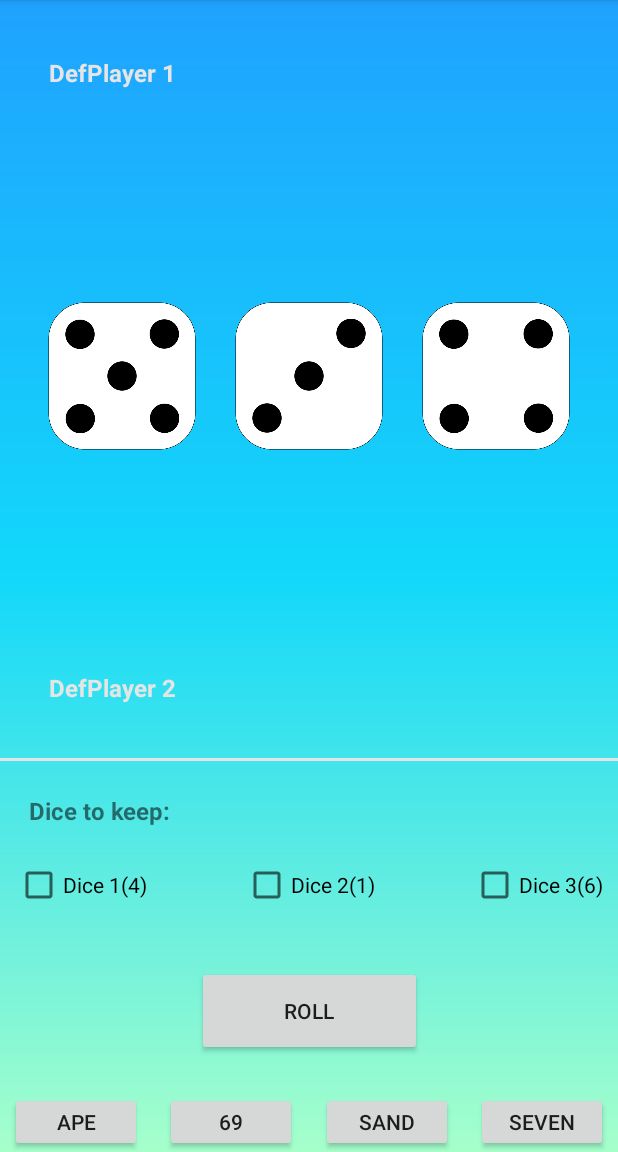
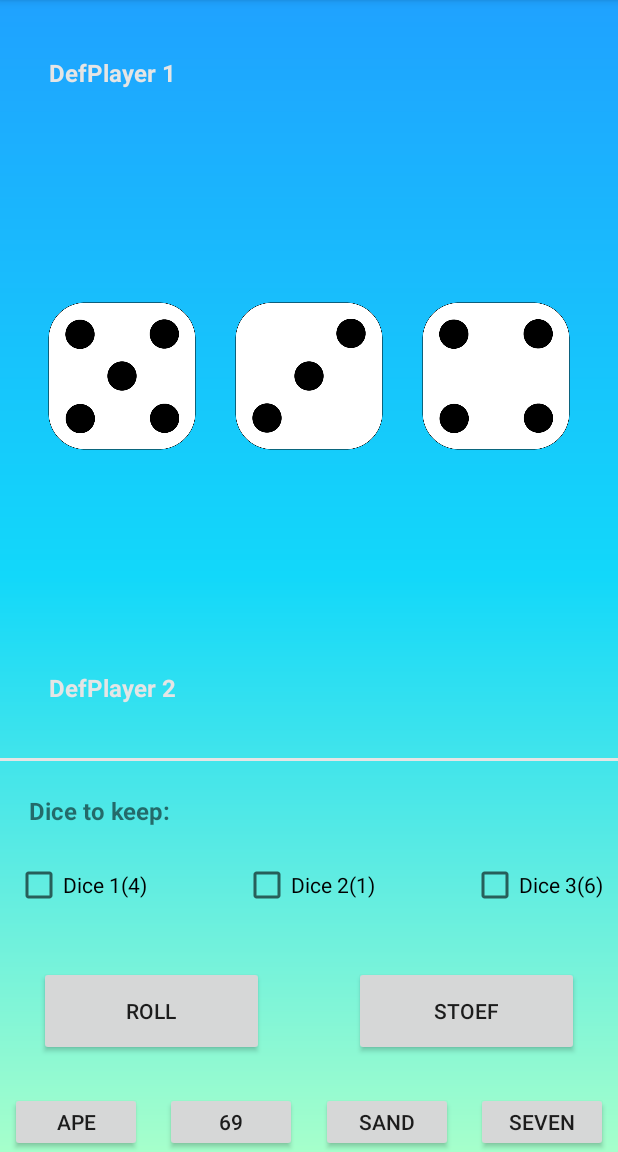
Before and after one commit to DemRossi/Pietjesbak, an Android app: the MainActivity screen opened directly, with no data from a screen before it, after a tap on "ROLL", on a phone screen of 412 x 824 dp, the part 84-1236 px from its top. Run offline under Robolectric (Android 15) with nearby library versions, the phone set to English and light mode, and no system bars.

Commit message:
Added test buttons

```diff
--- a/app/src/main/java/com/example/pietjesbak/MainActivity.java
+++ b/app/src/main/java/com/example/pietjesbak/MainActivity.java
@@ -16,7 +16,7 @@ public class MainActivity extends AppCompatActivity {
 
     private TextView ma_DisplayPlayer1;
     private TextView ma_DisplayPlayer2;
-    private Button ma_RollDicesBtn;
+    private Button ma_RollDicesBtn,ma_ApeBtn,ma_SixNineBtn, ma_SandBtn, ma_SevenBtn;
     private ImageView ma_Dice1, ma_Dice2, ma_Dice3;
     public static final Random RANDOM = new Random();
 
@@ -33,6 +33,10 @@ public class MainActivity extends AppCompatActivity {
         ma_Dice3 = (ImageView) findViewById(R.id.ma_Dice3);
 
         ma_RollDicesBtn = findViewById(R.id.ma_rollBtn);
+        ma_ApeBtn = findViewById(R.id.ma_apeBtn);
+        ma_SixNineBtn = findViewById(R.id.ma_sixNineBtn);
+        ma_SandBtn = findViewById(R.id.ma_sandBtn);
+        ma_SevenBtn = findViewById(R.id.ma_sevenBtn);
 
         Bundle playerNames = getIntent().getExtras();
 
@@ -47,9 +51,34 @@ public class MainActivity extends AppCompatActivity {
         ma_RollDicesBtn.setOnClickListener(new View.OnClickListener() {
             @Override
             public void onClick(View v) {
+                // Take random value
                 int RanDiceVal1 = randomDiceValue();
                 int RanDiceVal2 = randomDiceValue();
                 int RanDiceVal3 = randomDiceValue();
+
+                // Select dice on random value
+                int res1 = getResources().getIdentifier("dice_" + RanDiceVal1 ,
+                        "drawable", "com.example.pietjesbak");
+                int res2 = getResources().getIdentifier("dice_" + RanDiceVal2 ,
+                        "drawable", "com.example.pietjesbak");
+                int res3 = getResources().getIdentifier("dice_" + RanDiceVal3 ,
+                        "drawable", "com.example.pietjesbak");
+
+                // Draw dice
+                ma_Dice1.setImageResource(res1);
+                ma_Dice2.setImageResource(res2);
+                ma_Dice3.setImageResource(res3);
+            }
+        });
+
+
+//        START test buttons
+        ma_ApeBtn.setOnClickListener(new View.OnClickListener() {
+            @Override
+            public void onClick(View v) {
+                int RanDiceVal1 = 1;
+                int RanDiceVal2 = 1;
+                int RanDiceVal3 = 1;
 
                 int res1 = getResources().getIdentifier("dice_" + RanDiceVal1 ,
                         "drawable", "com.example.pietjesbak");
@@ -58,12 +87,67 @@ public class MainActivity extends AppCompatActivity {
                 int res3 = getResources().getIdentifier("dice_" + RanDiceVal3 ,
                         "drawable", "com.example.pietjesbak");
 
+                ma_Dice1.setImageResource(res1);
+                ma_Dice2.setImageResource(res2);
+                ma_Dice3.setImageResource(res3);
+            }
+        });
+        ma_SixNineBtn.setOnClickListener(new View.OnClickListener() {
+            @Override
+            public void onClick(View v) {
+                int RanDiceVal1 = 6;
+                int RanDiceVal2 = 5;
+                int RanDiceVal3 = 4;
+
+                int res1 = getResources().getIdentifier("dice_" + RanDiceVal1 ,
+                        "drawable", "com.example.pietjesbak");
+                int res2 = getResources().getIdentifier("dice_" + RanDiceVal2 ,
+                        "drawable", "com.example.pietjesbak");
+                int res3 = getResources().getIdentifier("dice_" + RanDiceVal3 ,
+                        "drawable", "com.example.pietjesbak");
 
                 ma_Dice1.setImageResource(res1);
                 ma_Dice2.setImageResource(res2);
                 ma_Dice3.setImageResource(res3);
             }
         });
+        ma_SandBtn.setOnClickListener(new View.OnClickListener() {
+            @Override
+            public void onClick(View v) {
+                int RanDiceVal1 = randomDiceValue();
+
+                int res1 = getResources().getIdentifier("dice_" + RanDiceVal1 ,
+                        "drawable", "com.example.pietjesbak");
+                int res2 = getResources().getIdentifier("dice_" + RanDiceVal1 ,
+                        "drawable", "com.example.pietjesbak");
+                int res3 = getResources().getIdentifier("dice_" + RanDiceVal1 ,
+                        "drawable", "com.example.pietjesbak");
+
+                ma_Dice1.setImageResource(res1);
+                ma_Dice2.setImageResource(res2);
+                ma_Dice3.setImageResource(res3);
+            }
+        });
+        ma_SevenBtn.setOnClickListener(new View.OnClickListener() {
+            @Override
+            public void onClick(View v) {
+                int RanDiceVal1 = 2;
+                int RanDiceVal2 = 2;
+                int RanDiceVal3 = 3;
+
+                int res1 = getResources().getIdentifier("dice_" + RanDiceVal1 ,
+                        "drawable", "com.example.pietjesbak");
+                int res2 = getResources().getIdentifier("dice_" + RanDiceVal2 ,
+                        "drawable", "com.example.pietjesbak");
+                int res3 = getResources().getIdentifier("dice_" + RanDiceVal3 ,
+                        "drawable", "com.example.pietjesbak");
+
+                ma_Dice1.setImageResource(res1);
+                ma_Dice2.setImageResource(res2);
+                ma_Dice3.setImageResource(res3);
+            }
+        });
+//      END test buttons
     }
 
     public static int randomDiceValue(){
--- a/app/src/main/res/layout/activity_main.xml
+++ b/app/src/main/res/layout/activity_main.xml
@@ -135,7 +135,18 @@
         android:layout_height="60dp"
         android:text="Roll"
         app:layout_constraintBottom_toBottomOf="parent"
-        app:layout_constraintHorizontal_bias="0.5"
+        app:layout_constraintHorizontal_bias="0.1"
+        app:layout_constraintLeft_toLeftOf="parent"
+        app:layout_constraintRight_toRightOf="parent"
+        app:layout_constraintTop_toTopOf="parent"
+        app:layout_constraintVertical_bias="0.91" />
+    <Button
+        android:id="@+id/ma_StoefBtn"
+        android:layout_width="150dp"
+        android:layout_height="60dp"
+        android:text="Stoef"
+        app:layout_constraintBottom_toBottomOf="parent"
+        app:layout_constraintHorizontal_bias="0.9"
         app:layout_constraintLeft_toLeftOf="parent"
         app:layout_constraintRight_toRightOf="parent"
         app:layout_constraintTop_toTopOf="parent"
```
